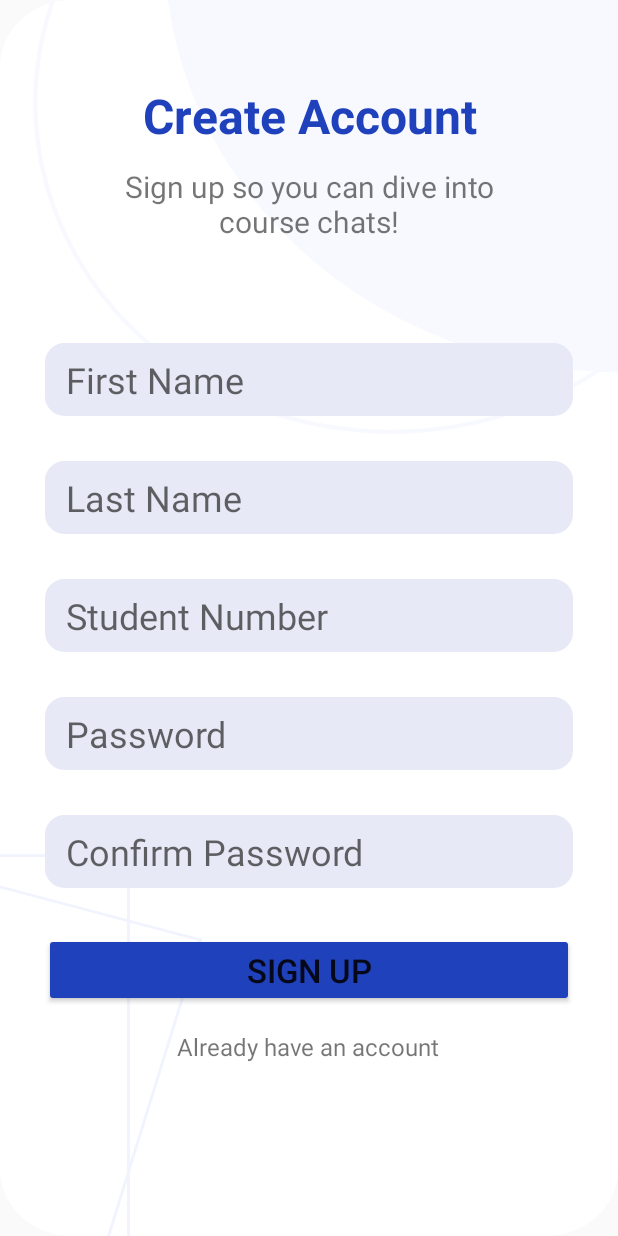
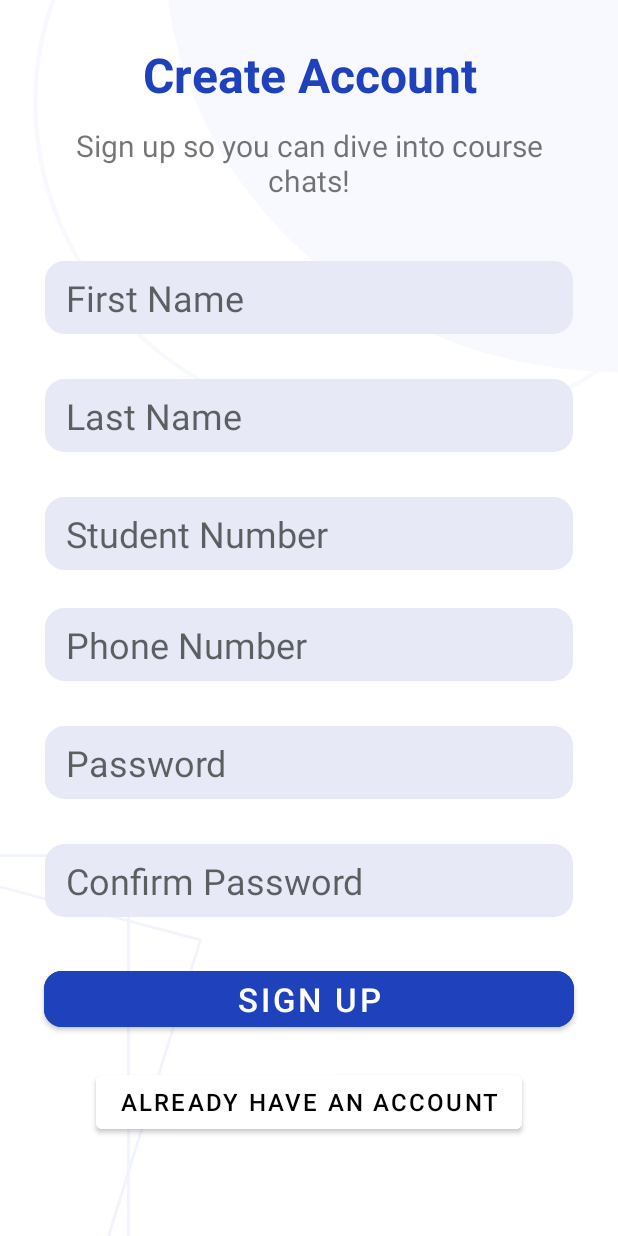
Before and after one commit to ByteBenderSA/TechTopia-Maasive, an Android app: the layout register_page.xml on its own in the app's theme, with its tools: preview values and no code run, on a phone screen of 412 x 824 dp. Run offline under Robolectric (Android 15) with nearby library versions, the phone set to English and light mode, and no system bars.

Commit message:
Working login and register with team

```diff
--- a/Android-App/MobileMind/app/src/main/java/com/example/mobilemind/WelcomePage.java
+++ b/Android-App/MobileMind/app/src/main/java/com/example/mobilemind/WelcomePage.java
@@ -16,7 +16,7 @@ public class WelcomePage extends AppCompatActivity {
     @Override
     protected void onCreate(Bundle savedInstanceState) {
         super.onCreate(savedInstanceState);
-        super.clone();
+
         setContentView(R.layout.welcome_page);
 
         loginButton = findViewById(R.id.login_button);
@@ -33,8 +33,8 @@ public class WelcomePage extends AppCompatActivity {
         register.setOnClickListener(new View.OnClickListener() {
             @Override
             public void onClick(View v) {
-
-                startActivity(new Intent(WelcomePage.this, MainActivity.class));
+                startActivity(new Intent(WelcomePage.this, register.class));
+                finish();
             }
         });
     }
--- a/Android-App/MobileMind/app/src/main/res/layout/login_page.xml
+++ b/Android-App/MobileMind/app/src/main/res/layout/login_page.xml
@@ -8,7 +8,7 @@
     android:layout_height="match_parent"
     android:orientation="vertical"
     android:background="@drawable/background"
-    tools:context=".MainActivity">
+    tools:context=".login">
 
     <LinearLayout
         android:layout_width="match_parent"
@@ -108,7 +108,7 @@
         <Button
             android:layout_width="wrap_content"
             android:layout_height="wrap_content"
-                android:id="@+id/login_redirect_text"
+            android:id="@+id/create_account"
             android:text="Create a new account"
             android:layout_gravity="center"
             android:textSize="16dp"
--- a/Android-App/MobileMind/app/src/main/res/layout/register_page.xml
+++ b/Android-App/MobileMind/app/src/main/res/layout/register_page.xml
@@ -8,7 +8,7 @@
     android:layout_height="match_parent"
     android:orientation="vertical"
     android:background="@drawable/background"
-    tools:context=".MainActivity">
+    tools:context=".register">
 
     <LinearLayout
         android:layout_width="match_parent"
@@ -20,7 +20,7 @@
             android:layout_width="match_parent"
             android:layout_height="wrap_content"
             android:orientation="vertical"
-            android:layout_margin="55dp">
+            android:layout_margin="28dp">
 
             <TextView
                 android:layout_width="match_parent"
@@ -88,6 +88,20 @@
         <EditText
             android:layout_width="match_parent"
             android:layout_height="wrap_content"
+            android:hint=" Phone Number"
+            android:background="@drawable/custom_edittext"
+            android:padding="8dp"
+            android:layout_marginRight="30dp"
+            android:layout_marginLeft="30dp"
+            android:textSize="24dp"
+            android:id="@+id/phone_number"
+            android:layout_marginTop="25dp">
+
+        </EditText>
+
+        <EditText
+            android:layout_width="match_parent"
+            android:layout_height="wrap_content"
             android:hint=" Password"
             android:padding="8dp"
             android:layout_margin="30dp"
@@ -126,16 +140,18 @@
 
         </Button>
 
-        <TextView
+        <Button
+            android:id="@+id/already_account"
             android:layout_width="wrap_content"
             android:layout_height="wrap_content"
-            android:id="@+id/login_redirect_text"
+            android:layout_gravity="center"
+            android:layout_marginTop="20dp"
+            android:backgroundTint="@color/white"
             android:text="Already have an account"
-            android:layout_gravity="center"
-            android:textSize="16dp"
-            android:paddingTop="15dp">
+            android:textColor="@color/black"
+            android:textSize="16dp">
 
-        </TextView>
+        </Button>
 
     </LinearLayout>
 
--- a/Android-App/MobileMind/app/src/main/res/values-night/themes.xml
+++ b/Android-App/MobileMind/app/src/main/res/values-night/themes.xml
@@ -1,6 +1,6 @@
 <resources xmlns:tools="http://schemas.android.com/tools">
     <!-- Base application theme. -->
-    <style name="Base.Theme.LoginPage" parent="Theme.Material3.DayNight.NoActionBar">
+    <style name="Base.Theme.MobileMind" parent="Theme.Material3.DayNight.NoActionBar">
         <!-- Customize your dark theme here. -->
         <!-- <item name="colorPrimary">@color/my_dark_primary</item> -->
     </style>
--- a/Android-App/MobileMind/app/src/main/res/values/themes.xml
+++ b/Android-App/MobileMind/app/src/main/res/values/themes.xml
@@ -1,9 +1,8 @@
 <resources xmlns:tools="http://schemas.android.com/tools">
     <!-- Base application theme. -->
-    <style name="Base.Theme.LoginPage" parent="Theme.Material3.DayNight.NoActionBar">
+    <style name="Theme.MobileMind" parent="Theme.MaterialComponents.DayNight.NoActionBar">
         <!-- Customize your light theme here. -->
         <!-- <item name="colorPrimary">@color/my_light_primary</item> -->
     </style>
 
-    <style name="Theme.LoginPage" parent="Base.Theme.LoginPage" />
 </resources>
```
Also changed, not shown: Android-App/MobileMind/app/build.gradle (+11 -0 lines), Android-App/MobileMind/app/src/main/AndroidManifest.xml (+12 -2 lines), Android-App/MobileMind/app/src/main/java/com/example/mobilemind/login.java (+65 -106 lines), Android-App/MobileMind/app/src/main/java/com/example/mobilemind/register.java (+9 -13 lines). Lines whose indentation alone changed are shown as unchanged.
